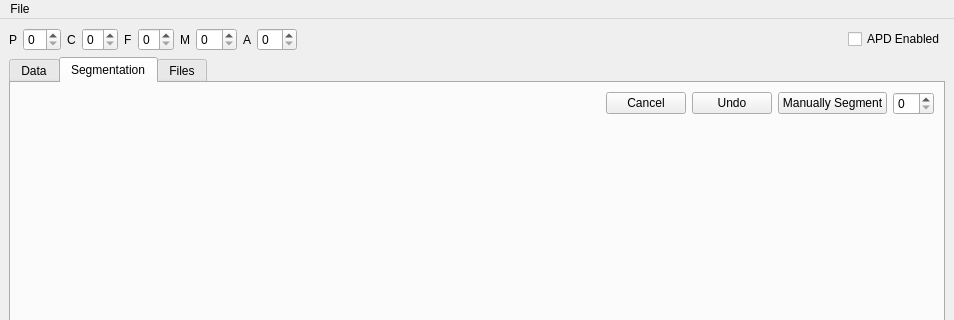
Before: the Qt Designer form qmake/view_cal/mainwindow.ui in dfreese/BreastCal, drawn with Qt 5; both pictures show x 0 to 954 and y 0 to 320 of the 954 by 717 pixel window.
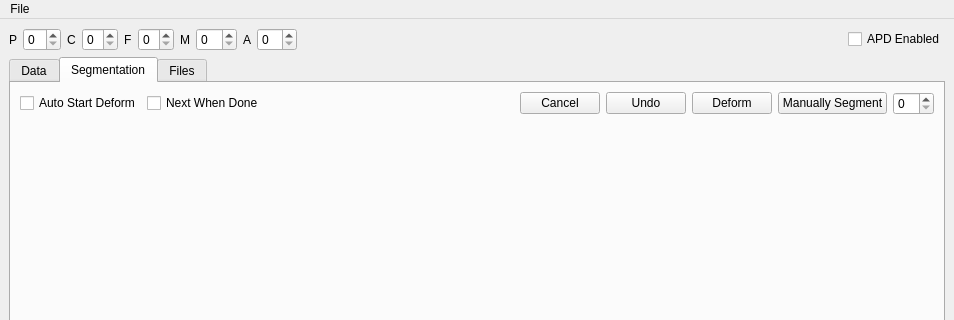
After: the same form once the commit is applied. The open tabs and pages were chosen to show the change. Custom widgets are drawn as their Qt base class.

Commit message:
ENH: add deforming feature to view_cal
This adds a deformation function to view cal which deforms
each of the corners of the segmentation to match the point
picked for the corner crystal, relative to the average
center of the previous segmentation.

```diff
--- a/qmake/view_cal/mainwindow.ui
+++ b/qmake/view_cal/mainwindow.ui
@@ -59,6 +59,20 @@
           </item>
           <item row="0" column="0">
            <layout class="QHBoxLayout" name="horizontalLayout">
+            <item>
+             <widget class="QCheckBox" name="checkBox_deform_autostart">
+              <property name="text">
+               <string>Auto Start Deform</string>
+              </property>
+             </widget>
+            </item>
+            <item>
+             <widget class="QCheckBox" name="checkBox_next_on_done">
+              <property name="text">
+               <string>Next When Done</string>
+              </property>
+             </widget>
+            </item>
             <item>
              <spacer name="horizontalSpacer_2">
               <property name="orientation">
@@ -86,6 +100,13 @@
               </property>
              </widget>
             </item>
+            <item>
+             <widget class="QPushButton" name="pushButton_deform">
+              <property name="text">
+               <string>Deform</string>
+              </property>
+             </widget>
+            </item>
             <item>
              <widget class="QPushButton" name="pushButton_seg">
               <property name="text">
```
Left out of the diff: 2 changed lines with no effect on the pictures. The commit also changes 2 other files.
